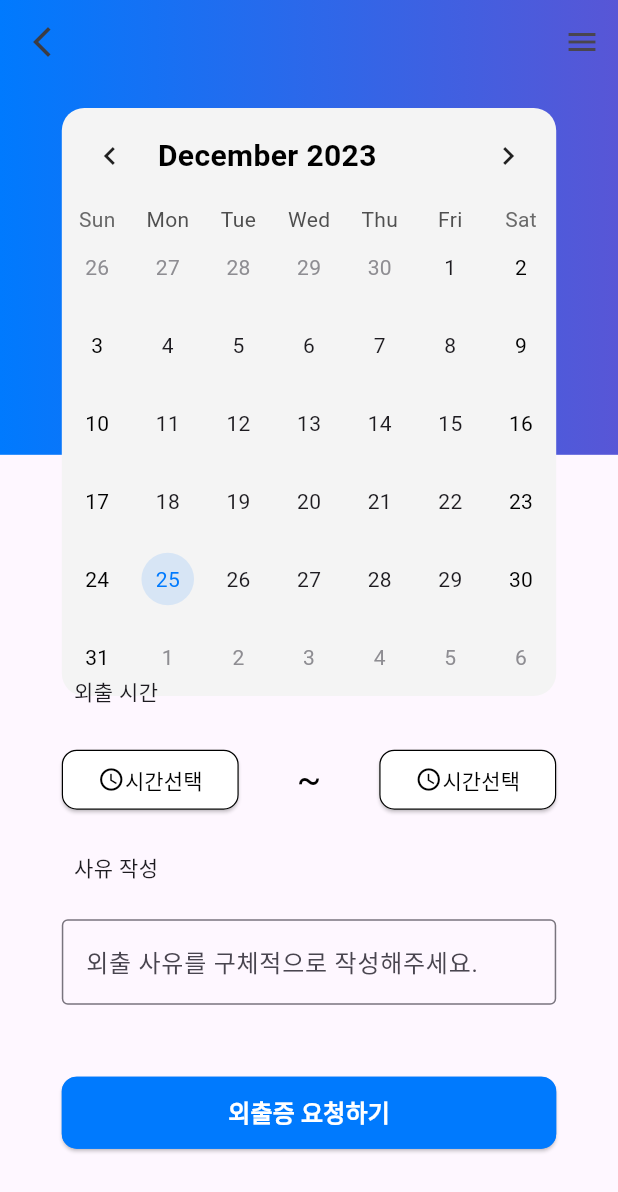
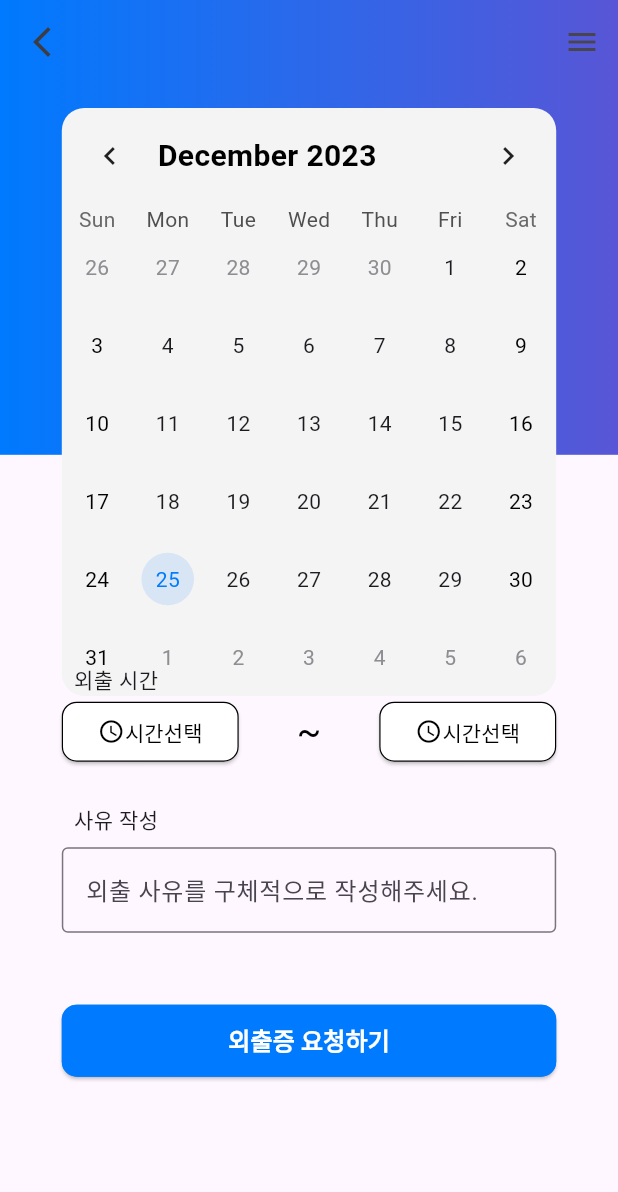
Before and after one commit to BSM-Dormitory/Dormitory_user_app_android, a Flutter app: the screen it shows after launch, after a tap on "외출증", on a phone screen of 412 x 824 dp. Shown: the top 1192 px of the screen. Run offline on Flutter 3.47's test engine with Material 3 defaults, Android fonts, the phone set to English and light mode, and no system bars; drawn by our look-alikes of table_calendar; our stand-ins replace flutter_screenutil, get.

Commit message:
STORE: css fix

```diff
--- a/lib/ui/view/outdoor/outdoor.dart
+++ b/lib/ui/view/outdoor/outdoor.dart
@@ -94,13 +94,12 @@ class _OutDoorPageState extends State<OutDoorPage> {
                     height: 0.15.sh,
                   ),
                   Container(
-                    margin: EdgeInsets.only(top: 24.0.h, left: 16.0.w),
+                    margin: EdgeInsets.only(top: 16.0.h, left: 16.0.w),
                     width: 0.8.sw,
                     child: const Text("외출 시간"),
                   ),
                   Container(
                     width: 0.8.sw,
-                    margin: EdgeInsets.only(top: 24.h),
                     alignment: Alignment.center,
                     child: Row(
                       mainAxisAlignment: MainAxisAlignment.spaceBetween,
@@ -152,7 +151,7 @@ class _OutDoorPageState extends State<OutDoorPage> {
                   Container(
                     width: 0.8.sw,
                     alignment: Alignment.center,
-                    margin: EdgeInsets.only(top: 24.h),
+                    margin: EdgeInsets.only(top: 8.0.h),
                     child: textArea(context, "외출 사유를 구체적으로 작성해주세요."),
                   ),
                   SizedBox(
```
